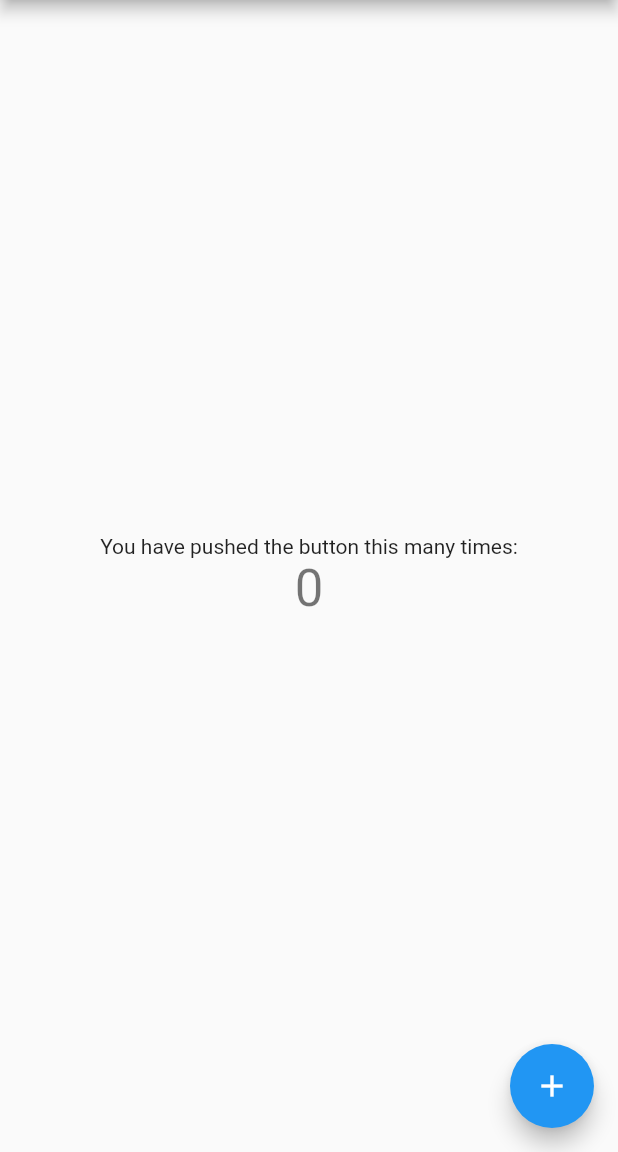
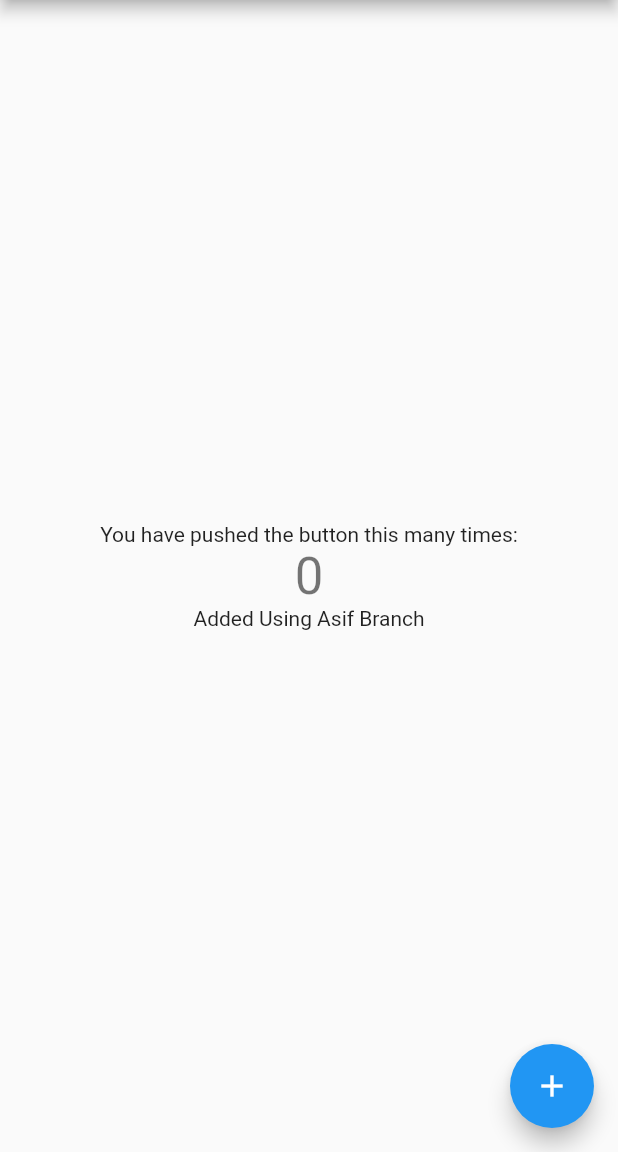
Before and after one commit to techieasif/PlayingWithBranching, a Flutter app: the screen it shows after launch, on a phone screen of 412 x 824 dp, the part 84-1236 px from its top. Run offline on Flutter 3.47's test engine with Material 2 defaults, Android fonts, the phone set to English and light mode, and no system bars.

Commit message:
added using branch Asif

```diff
--- a/lib/main.dart
+++ b/lib/main.dart
@@ -9,16 +9,7 @@ class MyApp extends StatelessWidget {
     return MaterialApp(
       title: 'Flutter Demo',
       theme: ThemeData(
-        // This is the theme of your application.
-        //
-        // Try running your application with "flutter run". You'll see the
-        // application has a blue toolbar. Then, without quitting the app, try
-        // changing the primarySwatch below to Colors.green and then invoke
-        // "hot reload" (press "r" in the console where you ran "flutter run",
-        // or simply save your changes to "hot reload" in a Flutter IDE).
-        // Notice that the counter didn't reset back to zero; the application
-        // is not restarted.
-        primarySwatch: Colors.blue,
+       primarySwatch: Colors.blue,
       ),
       home: MyHomePage(title: 'Flutter Demo Home Page'),
     );
@@ -98,6 +89,7 @@ class _MyHomePageState extends State<MyHomePage> {
               '$_counter',
               style: Theme.of(context).textTheme.display1,
             ),
+		Text("Added Using Asif Branch"),
           ],
         ),
       ),
```
